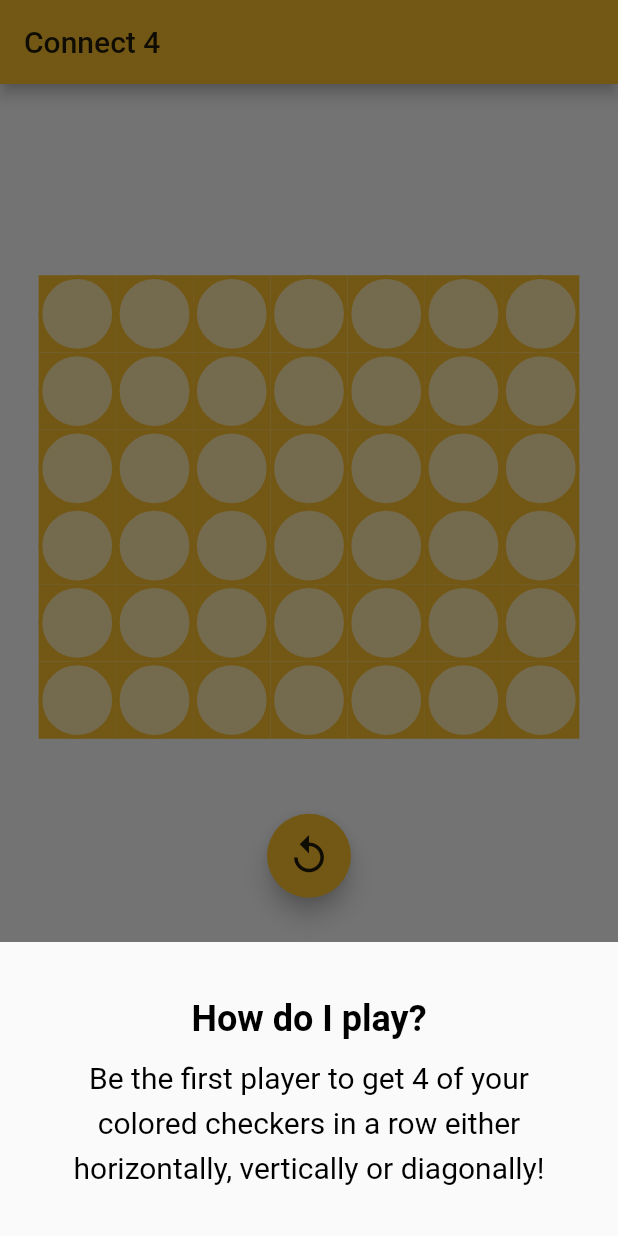
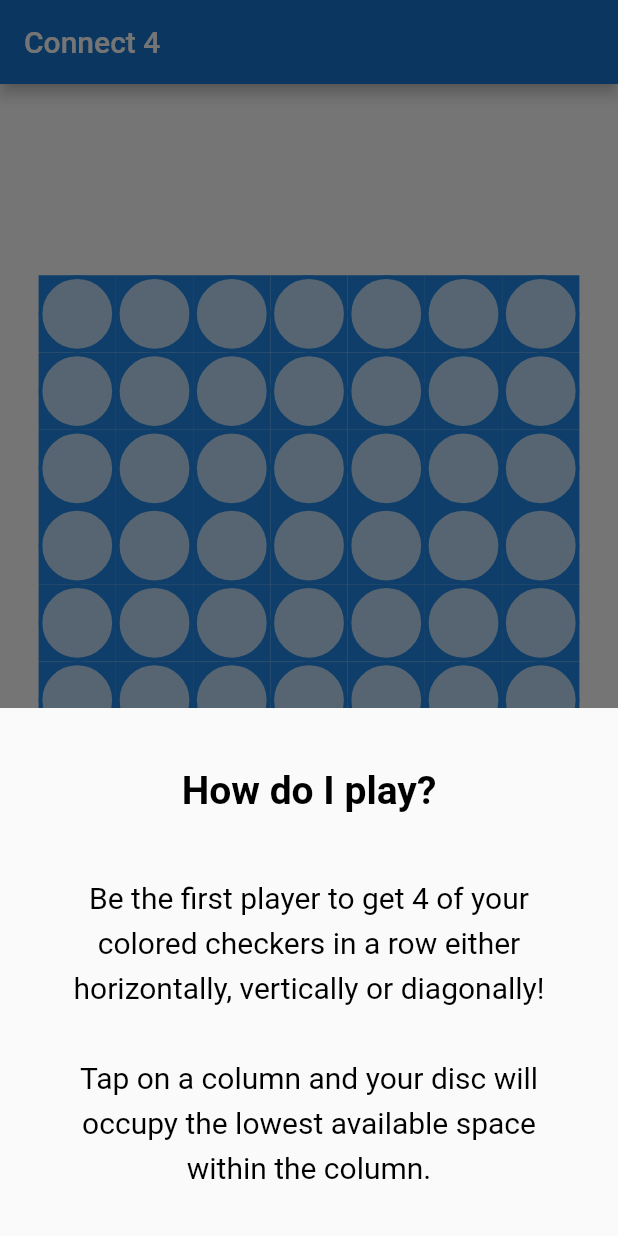
Before and after one commit to shreyamalviya/Connect-4, a Flutter app: the MainPage screen opened directly, after a tap on "How do I play?", on a phone screen of 412 x 824 dp. Run offline on Flutter 3.47's test engine with Material 2 defaults, Android fonts, the phone set to English and light mode, and no system bars; drawn by our look-alikes of auto_size_text, wave.

Commit message:
UI change

```diff
--- a/lib/main.dart
+++ b/lib/main.dart
@@ -1,13 +1,16 @@
 import 'package:flutter/material.dart';
+import 'package:wave/config.dart';
+import 'package:wave/wave.dart';
 
-// import 'package:connect4/logic.dart';
 import 'package:connect4/view.dart';
 
-void main() => runApp(MaterialApp(
-      title: 'connect4',
-      theme: ThemeData(primaryColor: Colors.yellow.shade700),
-      home: MainPage(title: 'Connect 4'),
-    ));
+void main() => runApp(
+      MaterialApp(
+        title: 'connect4',
+        theme: ThemeData(primaryColor: Colors.blue),
+        home: MainPage(title: 'Connect 4'),
+      ),
+    );
 
 class MainPage extends StatefulWidget {
   MainPage({Key key, this.title}) : super(key: key);
@@ -21,10 +24,33 @@ class _MainPageState extends State<MainPage> {
   @override
   Widget build(BuildContext context) {
     return Scaffold(
+      backgroundColor: Colors.white,
       appBar: AppBar(
+        backgroundColor: Colors.blue.shade700,
         title: Text(widget.title),
       ),
-      body: UIElements(),
+      body: Stack(
+        children: <Widget>[
+          Align(
+            alignment: Alignment.bottomCenter,
+            child: WaveWidget(
+              config: CustomConfig(
+                colors: [
+                  Colors.blue.shade100,
+                  Colors.blue.shade200,
+                ],
+                heightPercentages: [0.2, 0.4],
+                durations: [
+                  20000,
+                  14000,
+                ],
+              ),
+              size: Size(MediaQuery.of(context).size.width, MediaQuery.of(context).size.width),
+            ),
+          ),
+          UIElements(),
+        ],
+      ),
     );
   }
 }
--- a/lib/view.dart
+++ b/lib/view.dart
@@ -25,15 +25,16 @@ class _UIElementsState extends State<UIElements> {
     );
   }
 
-  final mainColor = Colors.yellow.shade700;
+  final mainColor = Colors.blue.shade600;
   final int colsCount = 7;
   final int rowsCount = 6;
-  final players = List.unmodifiable(["red", "blue"]);
-  var playedMoves = {"red": [], "blue": []};
+  final players = List.unmodifiable(["red", "yellow"]);
+  var playedMoves = {"red": [], "yellow": []};
   var playerTurn = "red";
 
   getGameBoard() {
     return Container(
+      alignment: Alignment.center,
       width: MediaQuery.of(context).size.width * (7 / 8),
       height: MediaQuery.of(context).size.height * (3 / 8),
       child: GridView.count(
@@ -42,11 +43,11 @@ class _UIElementsState extends State<UIElements> {
         children: List.generate(
           rowsCount * colsCount,
           (index) {
-            var slotColor = Colors.white60;
+            var slotColor = Colors.white70;
             if (playedMoves["red"].contains(index))
-              slotColor = Colors.redAccent.shade700;
-            if (playedMoves["blue"].contains(index))
-              slotColor = Colors.blueAccent.shade700;
+              slotColor = Colors.redAccent.shade400;
+            if (playedMoves["yellow"].contains(index))
+              slotColor = Colors.yellowAccent.shade400;
 
             return InkWell(
               onTap: () => setState(
@@ -78,11 +79,11 @@ class _UIElementsState extends State<UIElements> {
     return FloatingActionButton(
       child: Icon(Icons.replay, size: 30.0),
       backgroundColor: mainColor,
-      foregroundColor: Colors.black87,
+      foregroundColor: Colors.white,
       onPressed: () => setState(
         () {
           playedMoves["red"].clear();
-          playedMoves["blue"].clear();
+          playedMoves["yellow"].clear();
         },
       ),
     );
@@ -111,7 +112,7 @@ class _UIElementsState extends State<UIElements> {
               ),
               icon: Icon(Icons.help_outline, size: 30.0),
               backgroundColor: mainColor,
-              foregroundColor: Colors.black87,
+              foregroundColor: Colors.white,
               onPressed: getHowToPlay,
             ),
           ),
@@ -135,13 +136,25 @@ class _UIElementsState extends State<UIElements> {
                   textAlign: TextAlign.center,
                   style: TextStyle(
                     color: Colors.black,
-                    fontSize: 24.0,
+                    fontSize: 26.0,
                     height: 3,
                     fontWeight: FontWeight.bold,
                   ),
                 ),
                 AutoSizeText(
-                  'Be the first player to get 4 of your colored checkers in a row either horizontally, vertically or diagonally!',
+                  '\nBe the first player to get 4 of your colored checkers in a ' +
+                      'row either horizontally, vertically or diagonally!',
+                  textAlign: TextAlign.center,
+                  style: TextStyle(
+                    inherit: true,
+                    color: Colors.black,
+                    fontSize: 20.0,
+                    height: 1.5,
+                  ),
+                ),
+                AutoSizeText(
+                  '\nTap on a column and your disc will occupy the lowest ' +
+                      'available space within the column.',
                   textAlign: TextAlign.center,
                   style: TextStyle(
                     inherit: true,
@@ -160,9 +173,8 @@ class _UIElementsState extends State<UIElements> {
 
   showEndGamePopUp() {
     var winner = playerTurn;
-    var winnerColor = winner == "blue"
-        ? Colors.blueAccent.shade700
-        : Colors.redAccent.shade700;
+    var winnerColor =
+        winner == "yellow" ? Colors.yellow.shade800 : Colors.red.shade600;
     var winMsg = "$winner wins!".toUpperCase();
 
     showDialog(
@@ -173,8 +185,8 @@ class _UIElementsState extends State<UIElements> {
           height: 500,
           width: 500,
           child: SimpleDialog(
-            shape: ContinuousRectangleBorder(
-              borderRadius: BorderRadius.circular(28.0),
+            shape: RoundedRectangleBorder(
+              borderRadius: BorderRadius.circular(20.0),
             ),
             backgroundColor: Colors.grey.shade300,
             elevation: 4.0,
@@ -205,7 +217,7 @@ class _UIElementsState extends State<UIElements> {
                           setState(
                             () {
                               playedMoves["red"].clear();
-                              playedMoves["blue"].clear();
+                              playedMoves["yellow"].clear();
                             },
                           );
                         },
--- a/pubspec.yaml
+++ b/pubspec.yaml
@@ -20,7 +20,7 @@ dependencies:
   flutter:
     sdk: flutter
   auto_size_text: ^2.1.0
-
+  wave: ^0.0.8
 
   # The following adds the Cupertino Icons font to your application.
   # Use with the CupertinoIcons class for iOS style icons.
```
Also changed, not shown: pubspec.lock.
